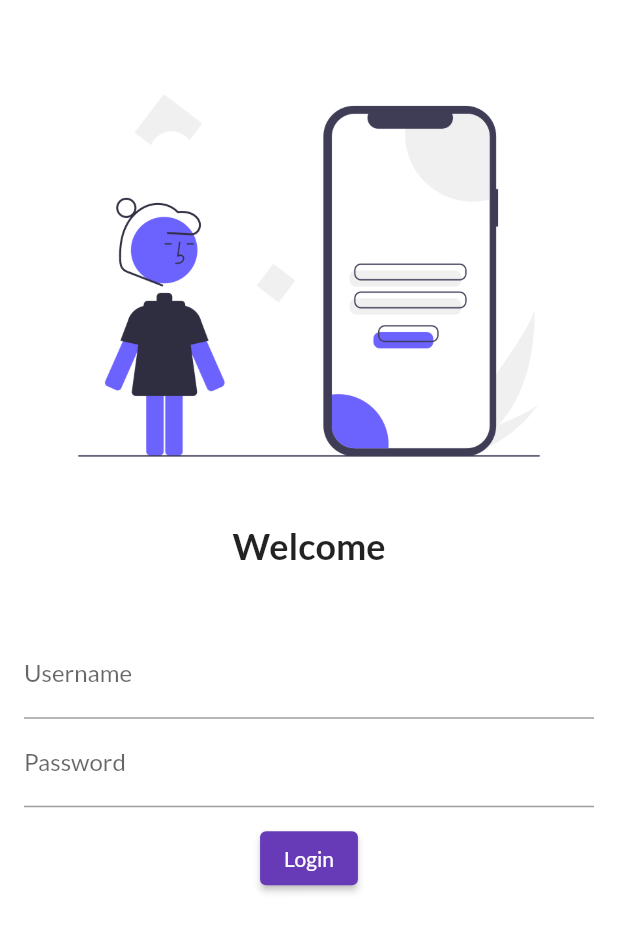
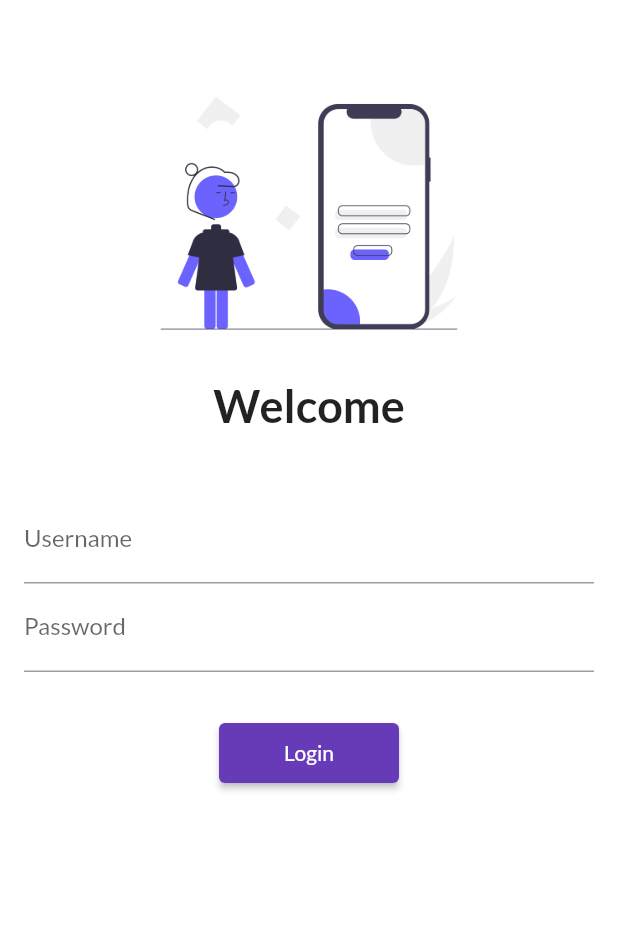
Before and after one commit to amandangol/flutter-moments, a Flutter app: the screen it shows after launch, on a phone screen of 412 x 824 dp. Shown: the top 932 px of the screen. Run offline on Flutter 3.47's test engine with Material 2 defaults, Android fonts, the phone set to English and light mode, and no system bars; our stand-ins replace google_fonts.

Commit message:
Day 5 completed

```diff
--- a/lib/main.dart
+++ b/lib/main.dart
@@ -1,6 +1,7 @@
 import 'package:flutter/material.dart';
 import 'package:flutter_application_1/pages/home_page.dart';
 import 'package:flutter_application_1/pages/login_page.dart';
+import 'package:flutter_application_1/pages/utils/routes.dart';
 import 'package:google_fonts/google_fonts.dart';
 
 void main() {
@@ -24,8 +25,8 @@ class MyApp extends StatelessWidget {
       initialRoute: "/",
       routes: {
         "/": (context) => LoginPage(),
-        "/home": (context) => HomePage(),
-        "/login": (context) => LoginPage()
+        MyRoutes.homeRoute: (context) => HomePage(),
+        MyRoutes.loginRoute: (context) => LoginPage(),
       },
     );
   }
--- a/lib/pages/login_page.dart
+++ b/lib/pages/login_page.dart
@@ -1,4 +1,5 @@
 import 'package:flutter/material.dart';
+import 'package:flutter_application_1/pages/utils/routes.dart';
 
 class LoginPage extends StatelessWidget {
   const LoginPage({Key? key}) : super(key: key);
@@ -8,12 +9,14 @@ class LoginPage extends StatelessWidget {
     return Material(
       color: Colors.white,
       child: Padding(
-        padding: EdgeInsets.only(top: 28),
+        padding: EdgeInsets.only(top: 42),
+        child: SingleChildScrollView(
           child: Column(
             children: [
               Image.asset(
                 "assets/img/login_img.png",
                 fit: BoxFit.cover,
+                height: 200,
               ),
               const SizedBox(
                 height: 10,
@@ -21,7 +24,7 @@ class LoginPage extends StatelessWidget {
               const Text(
                 "Welcome",
                 style: TextStyle(
-                fontSize: 24,
+                  fontSize: 30,
                   fontWeight: FontWeight.bold,
                 ),
               ),
@@ -29,7 +32,8 @@ class LoginPage extends StatelessWidget {
                 height: 10,
               ),
               Padding(
-              padding: const EdgeInsets.symmetric(horizontal: 16, vertical: 32),
+                padding:
+                    const EdgeInsets.symmetric(horizontal: 16, vertical: 32),
                 child: Column(
                   children: [
                     TextFormField(
@@ -46,12 +50,13 @@ class LoginPage extends StatelessWidget {
                       ),
                     ),
                     const SizedBox(
-                    height: 10,
+                      height: 30,
                     ),
                     ElevatedButton(
                       child: Text("Login"),
+                      style: TextButton.styleFrom(minimumSize: Size(120, 40)),
                       onPressed: () {
-                      print("HI AMAN");
+                        Navigator.pushNamed(context, MyRoutes.homeRoute);
                       },
                     ),
                   ],
@@ -60,6 +65,7 @@ class LoginPage extends StatelessWidget {
             ],
           ),
         ),
+      ),
     );
   }
 }
--- /dev/null
+++ b/lib/pages/utils/routes.dart
@@ -0,0 +1,4 @@
+class MyRoutes {
+  static String loginRoute = "/login";
+  static String homeRoute = "/home";
+}
```
Lines whose indentation alone changed are shown as unchanged.
